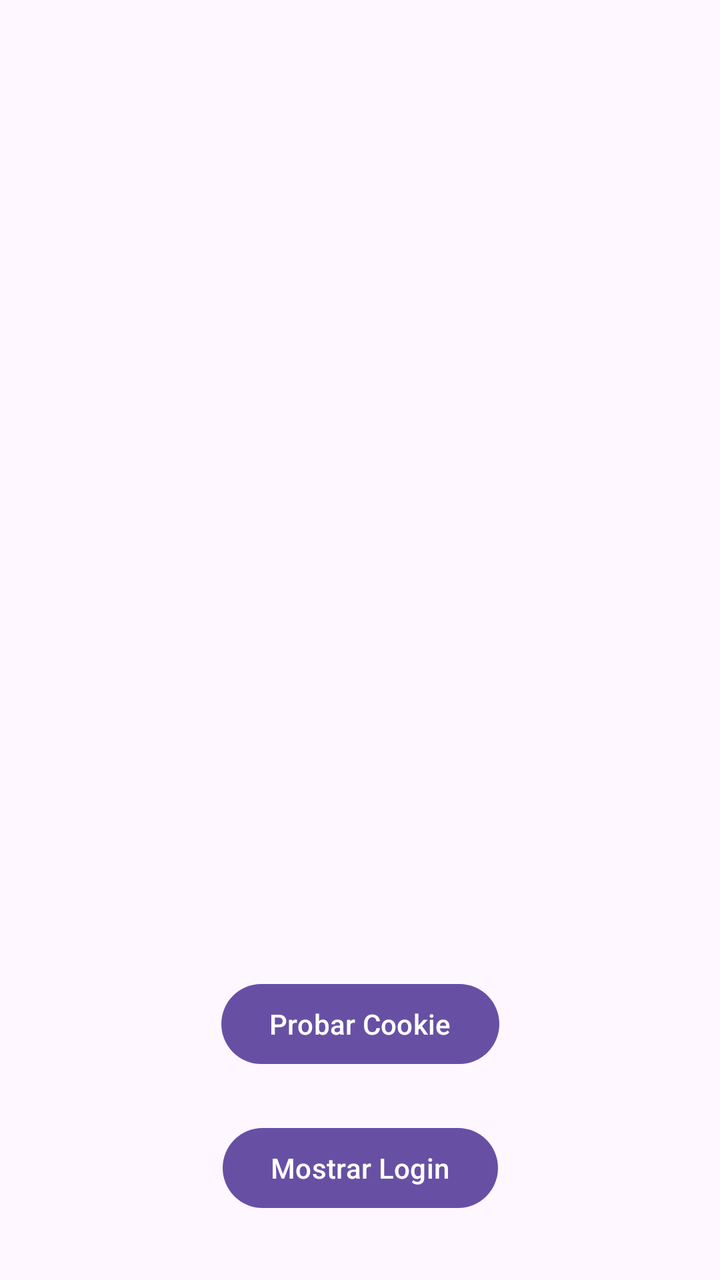
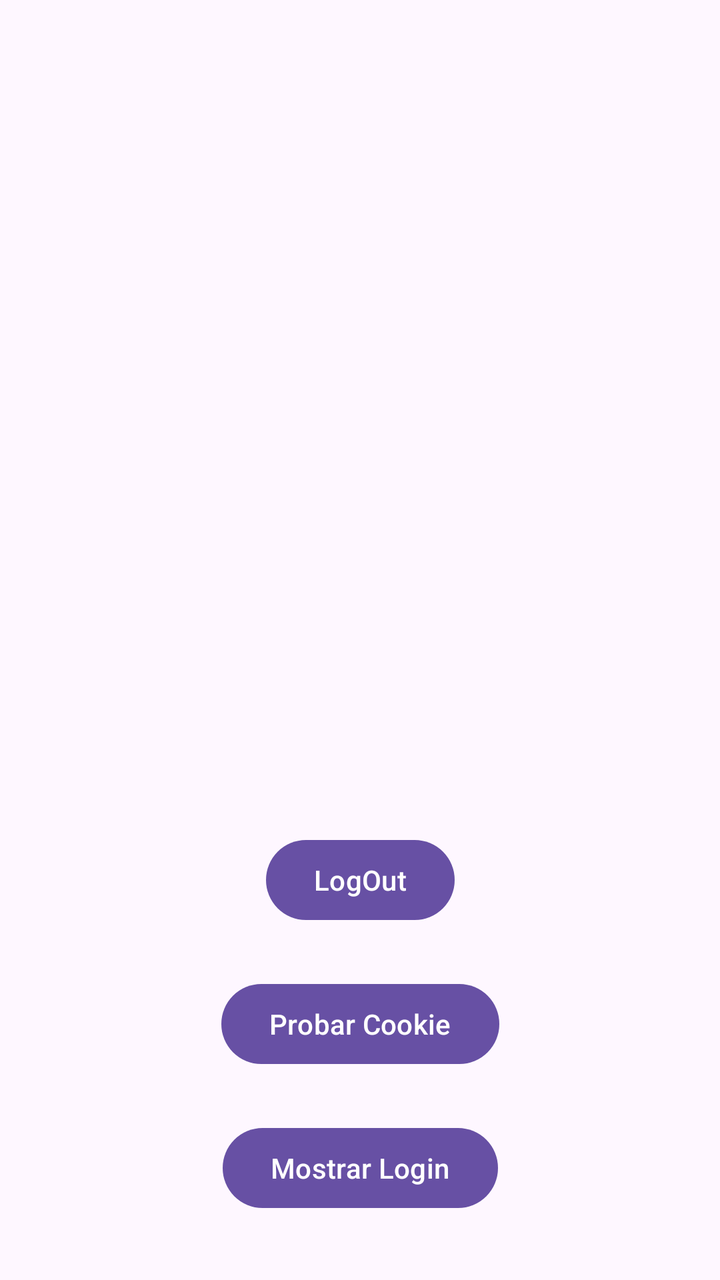

An Android layout rendered at two revisions. The XML below is the earlier revision; the diff shows what the commit changed to produce the second picture.
<!-- AndroidManifest.xml: application theme Theme.ApexGym -->
<!-- res/layout/activity_main.xml -->
<?xml version="1.0" encoding="utf-8"?>
<androidx.constraintlayout.widget.ConstraintLayout xmlns:android="http://schemas.android.com/apk/res/android"
    xmlns:app="http://schemas.android.com/apk/res-auto"
    xmlns:tools="http://schemas.android.com/tools"
    android:id="@+id/main"
    android:layout_width="match_parent"
    android:layout_height="match_parent"
    tools:context=".feature.main.MainActivity">


    <Button
        android:id="@+id/btnMostrarLogin"
        android:layout_width="wrap_content"
        android:layout_height="wrap_content"
        android:layout_marginBottom="32dp"
        android:text="Mostrar Login"
        app:layout_constraintBottom_toBottomOf="parent"
        app:layout_constraintEnd_toEndOf="parent"
        app:layout_constraintStart_toStartOf="parent" />

    <androidx.fragment.app.FragmentContainerView
        android:id="@+id/fragment_login"
        android:layout_width="match_parent"
        android:layout_height="match_parent"
        tools:layout_editor_absoluteX="165dp"
        tools:layout_editor_absoluteY="209dp" />

    <Button
        android:id="@+id/btnProbar"
        android:layout_width="wrap_content"
        android:layout_height="wrap_content"
        android:layout_marginBottom="24dp"
        android:text="Probar Cookie"
        app:layout_constraintBottom_toTopOf="@+id/btnMostrarLogin"
        app:layout_constraintEnd_toEndOf="parent"
        app:layout_constraintStart_toStartOf="parent" />


</androidx.constraintlayout.widget.ConstraintLayout>
<!-- resources referenced by this layout -->
<resources>
  <style name="Theme.ApexGym" parent="Base.Theme.ApexGym" />
  <style name="Base.Theme.ApexGym" parent="Theme.Material3.DayNight.NoActionBar">
          
          
      </style>
</resources>

<!-- the commit's change to res/layout/activity_main.xml (unified diff, before → after) -->
@@ -8,6 +8,16 @@
     tools:context=".feature.main.MainActivity">
 
 
+    <Button
+        android:id="@+id/btnProbar"
+        android:layout_width="wrap_content"
+        android:layout_height="wrap_content"
+        android:layout_marginBottom="24dp"
+        android:text="Probar Cookie"
+        app:layout_constraintBottom_toTopOf="@+id/btnMostrarLogin"
+        app:layout_constraintEnd_toEndOf="parent"
+        app:layout_constraintStart_toStartOf="parent" />
+    
     <Button
         android:id="@+id/btnMostrarLogin"
         android:layout_width="wrap_content"
@@ -26,12 +36,12 @@
         tools:layout_editor_absoluteY="209dp" />
 
     <Button
-        android:id="@+id/btnProbar"
+        android:id="@+id/btnLogout"
         android:layout_width="wrap_content"
         android:layout_height="wrap_content"
         android:layout_marginBottom="24dp"
-        android:text="Probar Cookie"
-        app:layout_constraintBottom_toTopOf="@+id/btnMostrarLogin"
+        android:text="LogOut"
+        app:layout_constraintBottom_toTopOf="@+id/btnProbar"
         app:layout_constraintEnd_toEndOf="parent"
         app:layout_constraintStart_toStartOf="parent" />
 
